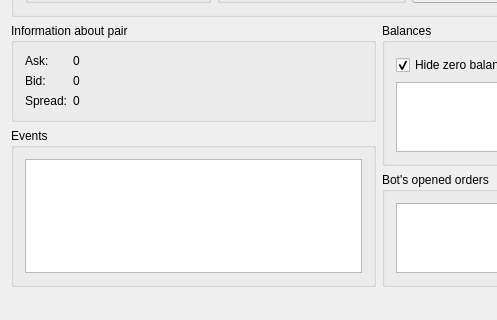
First picture: the form in mainwindow.ui, repository chiterelk/BotBittrex, before the edit; both pictures show x 0 to 497 and y 214 to 534 of the 757 by 534 pixel window.
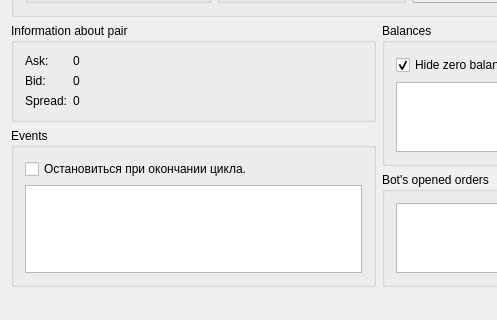
Second picture: the form after the edit.

Commit message: added debug metods

Diff of the .ui file:
```diff
--- a/mainwindow.ui
+++ b/mainwindow.ui
@@ -309,9 +309,16 @@
          <string>Events</string>
         </property>
         <layout class="QGridLayout" name="gridLayout">
-         <item row="0" column="0">
+         <item row="1" column="0">
           <widget class="QListView" name="listViewEvents"/>
          </item>
+         <item row="0" column="0">
+          <widget class="QCheckBox" name="checkBoxStop">
+           <property name="text">
+            <string>Остановиться при окончании цикла.</string>
+           </property>
+          </widget>
+         </item>
         </layout>
        </widget>
       </item>
```
The commit also changes 1 other file.
